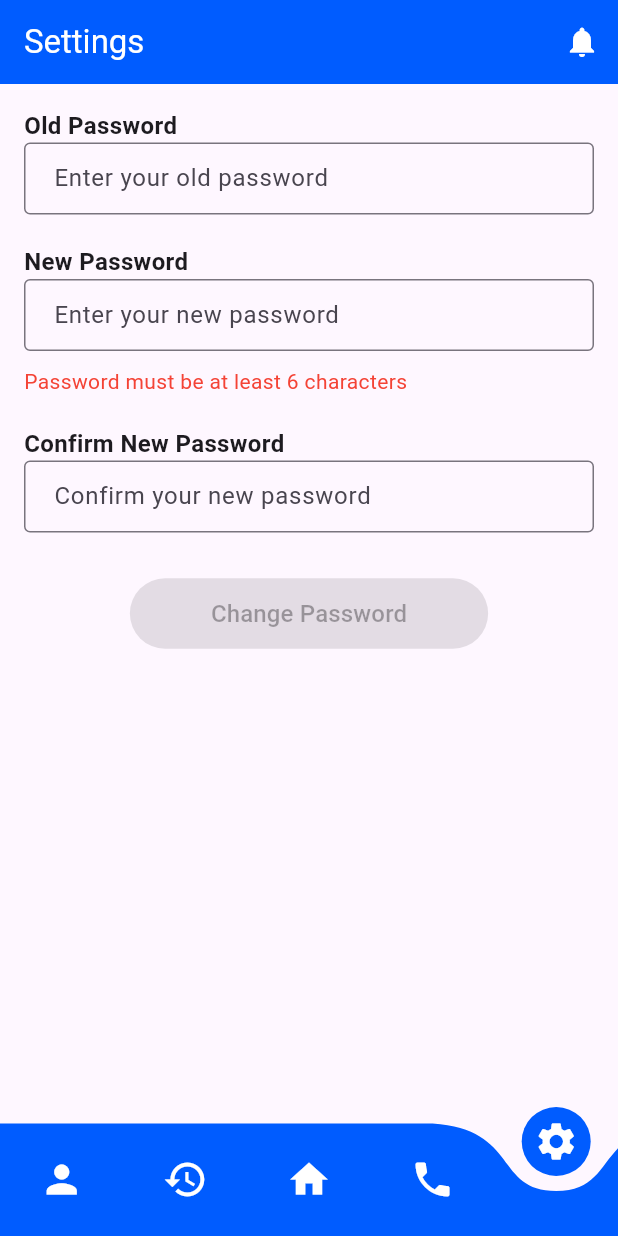
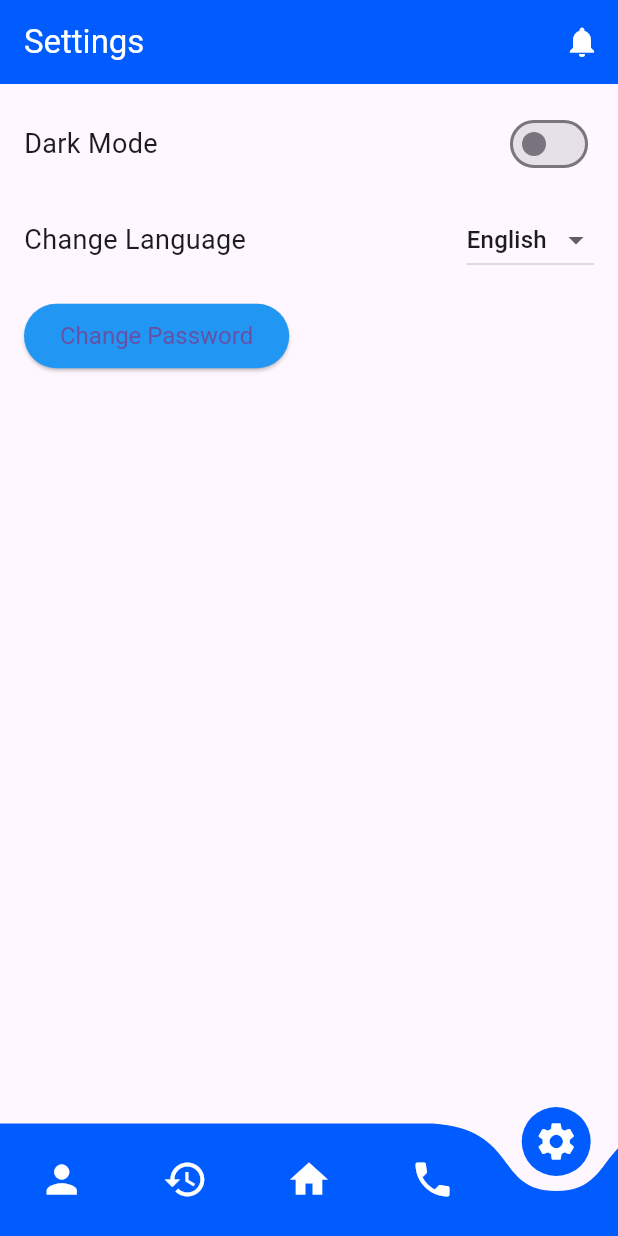
Before and after one commit to johnassefatheeth/eqube, a Flutter app: the HomePage screen opened directly, item 5 of the bottom bar chosen, on a phone screen of 412 x 824 dp. Run offline on Flutter 3.47's test engine with Material 3 defaults, Android fonts, the phone set to English and light mode, and no system bars; drawn by our look-alikes of curved_navigation_bar; our stand-ins replace carousel_slider, image_picker, shared_preferences, smooth_page_indicator; missing offline and left inert: dart:html; accounts and stored records are empty; network calls fail.

Commit message:
add settings page with dark mode toggle and language selection

```diff
--- a/lib/pages/changepass.dart
+++ b/lib/pages/changepass.dart
@@ -101,6 +101,11 @@ class _ChangePasswordPageState extends State<ChangePasswordPage> {
   Widget build(BuildContext context) {
     return Scaffold(
       extendBody: true,
+      appBar: AppBar(
+        title: Text('Change Password',style: TextStyle(color: Colors.white),),
+        backgroundColor: Color(0xFF005CFF),
+        iconTheme: IconThemeData(color: Colors.white),
+        ),
       body: Padding(
         padding: EdgeInsets.all(16.0),
         child: SingleChildScrollView(
--- a/lib/pages/home.dart
+++ b/lib/pages/home.dart
@@ -1,9 +1,9 @@
 import 'package:curved_navigation_bar/curved_navigation_bar.dart';
-import 'package:ekube/pages/changepass.dart';
 import 'package:ekube/pages/contactus.dart';
 import 'package:ekube/pages/my_equb.dart';
 import 'package:ekube/pages/profile.dart';
 import 'package:ekube/pages/setdetails.dart';
+import 'package:ekube/pages/settings.dart';
 import 'package:flutter/material.dart';
 import 'package:ekube/components/slider.dart';
 
@@ -32,7 +32,7 @@ class _HomePageState extends State<HomePage> {
     MyEqubPage(),
     homeBody(),
     ContactUsPage(),
-    ChangePasswordPage(),
+    SettingsPage(),
   ];
   final appbarNames=<Widget>[
     Text('Profile',
--- /dev/null
+++ b/lib/pages/settings.dart
@@ -0,0 +1,96 @@
+import 'package:ekube/pages/changepass.dart';
+import 'package:flutter/material.dart';
+
+class SettingsPage extends StatefulWidget {
+  const SettingsPage({super.key});
+
+  @override
+  _SettingsPageState createState() => _SettingsPageState();
+}
+
+class _SettingsPageState extends State<SettingsPage> {
+  bool _isDarkMode = false;
+  String _selectedLanguage = 'English'; // Default Language
+
+  // Function to toggle Dark Mode
+  void _toggleDarkMode(bool value) {
+    setState(() {
+      _isDarkMode = value;
+    });
+  }
+
+  // Function to change language
+  void _changeLanguage(String? newValue) {
+    setState(() {
+      _selectedLanguage = newValue ?? 'English';
+    });
+    // You can add logic to switch the app's language here using a package like `flutter_localizations` or `easy_localization`.
+  }
+
+  @override
+  Widget build(BuildContext context) {
+    return Scaffold(
+      body: Padding(
+        padding: const EdgeInsets.all(16.0),
+        child: Column(
+          crossAxisAlignment: CrossAxisAlignment.start,
+          children: [
+            // Dark Mode Toggle
+            Row(
+              mainAxisAlignment: MainAxisAlignment.spaceBetween,
+              children: [
+                Text(
+                  'Dark Mode',
+                  style: TextStyle(fontSize: 18),
+                ),
+                Switch(
+                  value: _isDarkMode,
+                  onChanged: _toggleDarkMode,
+                  activeColor: Colors.orange,
+                ),
+              ],
+            ),
+            SizedBox(height: 16),
+
+            // Language Selection Dropdown
+            Row(
+              mainAxisAlignment: MainAxisAlignment.spaceBetween,
+              children: [
+                Text(
+                  'Change Language',
+                  style: TextStyle(fontSize: 18),
+                ),
+                DropdownButton<String>(
+                  value: _selectedLanguage,
+                  items: ['English', 'Amharic']
+                      .map((lang) => DropdownMenuItem<String>(
+                            value: lang,
+                            child: Text(lang),
+                          ))
+                      .toList(),
+                  onChanged: _changeLanguage,
+                ),
+              ],
+            ),
+            SizedBox(height: 16),
+
+            // Change Password Button
+            ElevatedButton(
+              onPressed: () {
+                Navigator.push(
+                  context,
+                  MaterialPageRoute(builder: (context) => ChangePasswordPage()),
+                );
+              },
+              child: Text('Change Password'),
+              style: ElevatedButton.styleFrom(
+                padding: EdgeInsets.symmetric(vertical: 12, horizontal: 24), backgroundColor: Colors.blue,
+                textStyle: TextStyle(fontSize: 16),
+              ),
+            ),
+          ],
+        ),
+      ),
+    );
+  }
+}
```
